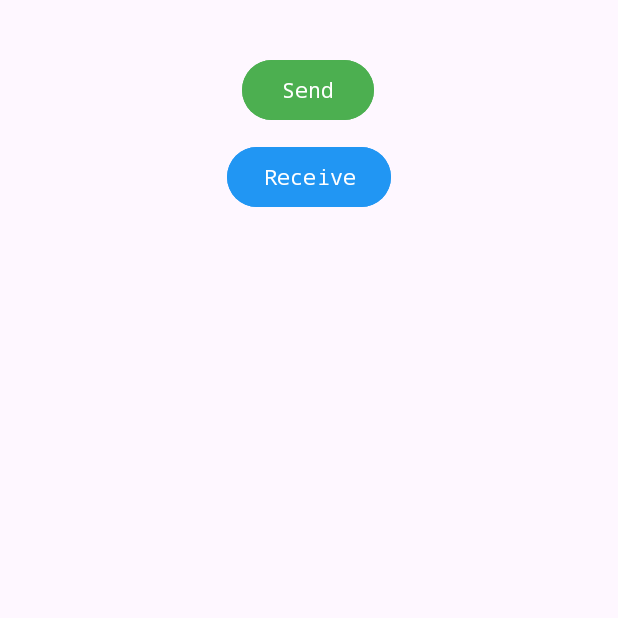
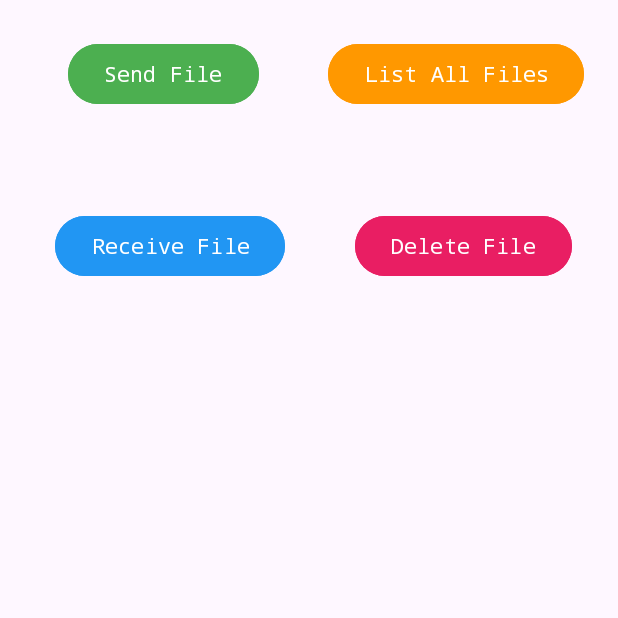
Before and after one commit to codeinja/BluetoothFileTransferApp, an Android app: the SendReceive screen opened directly, with no data from a screen before it, on a phone screen of 412 x 824 dp, the top half of it. Run offline under Robolectric (Android 15) with nearby library versions, the phone set to English and light mode, and no system bars.

Commit message:
List Files Functionality implemented with a button

```diff
--- a/project/app/src/main/AndroidManifest.xml
+++ b/project/app/src/main/AndroidManifest.xml
@@ -12,8 +12,6 @@
     <uses-permission android:name="android.permission.WRITE_EXTERNAL_STORAGE" />
     <uses-permission android:name="android.permission.MANAGE_EXTERNAL_STORAGE" />
 
-
-
     <application
         android:allowBackup="true"
         android:dataExtractionRules="@xml/data_extraction_rules"
@@ -24,6 +22,9 @@
         android:supportsRtl="true"
         android:theme="@style/Theme.Project"
         tools:targetApi="31">
+        <activity
+            android:name=".ListFiles"
+            android:exported="false" />
         <activity
             android:name=".SendReceive"
             android:exported="false" />
--- a/project/app/src/main/java/com/example/project/SendReceive.java
+++ b/project/app/src/main/java/com/example/project/SendReceive.java
@@ -9,39 +9,28 @@ import android.content.ContentResolver;
 import android.content.ContentValues;
 import android.content.DialogInterface;
 import android.content.Intent;
-import android.database.Cursor;
 import android.net.Uri;
 import android.os.Bundle;
 import android.os.Environment;
-import android.os.Handler;
-import android.os.Looper;
-import android.os.ParcelFileDescriptor;
 import android.provider.MediaStore;
 import android.util.Log;
-import android.view.View;
-import android.widget.AdapterView;
-import android.widget.ArrayAdapter;
 import android.widget.Button;
 import android.widget.EditText;
-import android.widget.ListView;
 import android.widget.ScrollView;
 import android.widget.TextView;
 import android.widget.Toast;
 
 import java.io.BufferedReader;
 import java.io.File;
-import java.io.FileInputStream;
-import java.io.FileOutputStream;
-import java.io.FileReader;
 import java.io.IOException;
 import java.io.InputStream;
 import java.io.InputStreamReader;
 import java.io.OutputStream;
-import java.lang.reflect.Array;
-import java.util.Arrays;
 
 public class SendReceive extends AppCompatActivity {
     Button sendbt;
+    Button listFilesbt;
+    Button deletebt;
     Button receivebt;
     ScrollView scrollView;
     InputStream inputStream;
@@ -58,10 +47,12 @@ public class SendReceive extends AppCompatActivity {
 
         CRC16Calculator.generateCRCTable();
 
-        scrollView = findViewById(R.id.scrollView);
+        listFilesbt = findViewById(R.id.listFiles);
+        deletebt = findViewById(R.id.DeleteFile);
+        scrollView = findViewById(R.id.filesScrollView);
         sendbt = findViewById(R.id.sendbutton);
         receivebt = findViewById(R.id.receivebutton);
-        receivedDataTextView = findViewById(R.id.FilesView);
+        receivedDataTextView = findViewById(R.id.listFilesView);
 
         if (socket != null && socket.isConnected()) {
             try {
@@ -100,6 +91,14 @@ public class SendReceive extends AppCompatActivity {
                 startActivityForResult(Intent.createChooser(intent, "Select a file"), 100);
             } catch (Exception exception) {
                 Toast.makeText(this, "Please install a file manager.", Toast.LENGTH_SHORT).show();
+            }
+        });
+
+        listFilesbt.setOnClickListener(v -> {
+            try {
+                outputStream.write("~LISTFILES".getBytes());
+            } catch (IOException e) {
+                throw new RuntimeException(e);
             }
         });
 
@@ -150,7 +149,6 @@ public class SendReceive extends AppCompatActivity {
                             public void run() {
                                 receivedDataTextView.append(receivedData);
 
-                                // Scroll to the bottom of ScrollView
                                 scrollView.post(new Runnable() {
                                     @Override
                                     public void run() {
@@ -215,22 +213,6 @@ public class SendReceive extends AppCompatActivity {
         }
     }
 
-    public File createFile(String filename) {
-        ContentResolver resolver = getContentResolver();
-        ContentValues contentValues = new ContentValues();
-        contentValues.put(MediaStore.MediaColumns.DISPLAY_NAME, filename);
-        contentValues.put(MediaStore.MediaColumns.MIME_TYPE, "text/plain");
-        contentValues.put(MediaStore.MediaColumns.RELATIVE_PATH, Environment.DIRECTORY_DOCUMENTS);
-
-        Uri uri = resolver.insert(MediaStore.Files.getContentUri(MediaStore.VOLUME_EXTERNAL_PRIMARY), contentValues);
-        if (uri != null) {
-            Log.d("File Creation: ", "created");
-            return new File(uri.getPath());
-        } else {
-            return null;
-        }
-    }
-
     protected String readFile(Uri path) {
         StringBuilder stringBuilder = new StringBuilder();
 
--- a/project/app/src/main/res/layout/activity_send_receive.xml
+++ b/project/app/src/main/res/layout/activity_send_receive.xml
@@ -10,41 +10,40 @@
         android:id="@+id/sendbutton"
         android:layout_width="wrap_content"
         android:layout_height="wrap_content"
-        android:layout_marginStart="172dp"
-        android:layout_marginTop="36dp"
-        android:layout_marginEnd="175dp"
         android:backgroundTint="#4CAF50"
         android:fontFamily="monospace"
-        android:text="Send"
+        android:text="Send File"
+        app:layout_constraintBottom_toTopOf="@+id/filesScrollView"
         app:layout_constraintEnd_toEndOf="parent"
-        app:layout_constraintHorizontal_bias="0.476"
+        app:layout_constraintHorizontal_bias="0.16"
         app:layout_constraintStart_toStartOf="parent"
-        app:layout_constraintTop_toTopOf="parent" />
+        app:layout_constraintTop_toTopOf="parent"
+        app:layout_constraintVertical_bias="0.128" />
 
     <Button
         android:id="@+id/receivebutton"
         android:layout_width="wrap_content"
         android:layout_height="wrap_content"
-        android:layout_marginStart="160dp"
-        android:layout_marginTop="10dp"
-        android:layout_marginEnd="160dp"
         android:backgroundTint="#2196F3"
         android:fontFamily="monospace"
-        android:text="Receive"
+        android:text="Receive File"
+        app:layout_constraintBottom_toTopOf="@+id/filesScrollView"
         app:layout_constraintEnd_toEndOf="parent"
+        app:layout_constraintHorizontal_bias="0.141"
         app:layout_constraintStart_toStartOf="parent"
-        app:layout_constraintTop_toBottomOf="@+id/sendbutton" />
+        app:layout_constraintTop_toBottomOf="@+id/sendbutton"
+        app:layout_constraintVertical_bias="0.524" />
 
     <ScrollView
-        android:id="@+id/scrollView"
-        android:layout_width="347dp"
-        android:layout_height="514dp"
-        android:layout_marginTop="20dp"
+        android:id="@+id/filesScrollView"
+        android:layout_width="406dp"
+        android:layout_height="568dp"
         app:layout_constraintBottom_toBottomOf="parent"
         app:layout_constraintEnd_toEndOf="parent"
+        app:layout_constraintHorizontal_bias="0.4"
         app:layout_constraintStart_toStartOf="parent"
         app:layout_constraintTop_toTopOf="parent"
-        app:layout_constraintVertical_bias="0.776">
+        app:layout_constraintVertical_bias="0.969">
 
         <!-- A LinearLayout as the direct child of ScrollView -->
         <LinearLayout
@@ -54,11 +53,39 @@
 
             <!-- Your TextView goes here -->
             <TextView
-                android:id="@+id/FilesView"
+                android:id="@+id/listFilesView"
                 android:layout_width="match_parent"
                 android:layout_height="wrap_content" />
         </LinearLayout>
     </ScrollView>
 
+    <Button
+        android:id="@+id/listFiles"
+        android:layout_width="wrap_content"
+        android:layout_height="wrap_content"
+        android:backgroundTint="#FF9800"
+        android:fontFamily="monospace"
+        android:text="List All Files"
+        app:layout_constraintBottom_toTopOf="@+id/filesScrollView"
+        app:layout_constraintEnd_toEndOf="parent"
+        app:layout_constraintHorizontal_bias="0.67"
+        app:layout_constraintStart_toEndOf="@+id/sendbutton"
+        app:layout_constraintTop_toTopOf="parent"
+        app:layout_constraintVertical_bias="0.128" />
+
+    <Button
+        android:id="@+id/DeleteFile"
+        android:layout_width="wrap_content"
+        android:layout_height="wrap_content"
+        android:backgroundTint="#E91E63"
+        android:fontFamily="monospace"
+        android:text="Delete File"
+        app:layout_constraintBottom_toTopOf="@+id/filesScrollView"
+        app:layout_constraintEnd_toEndOf="parent"
+        app:layout_constraintHorizontal_bias="0.603"
+        app:layout_constraintStart_toEndOf="@+id/receivebutton"
+        app:layout_constraintTop_toBottomOf="@+id/listFiles"
+        app:layout_constraintVertical_bias="0.524" />
+
 
 </androidx.constraintlayout.widget.ConstraintLayout>
```
